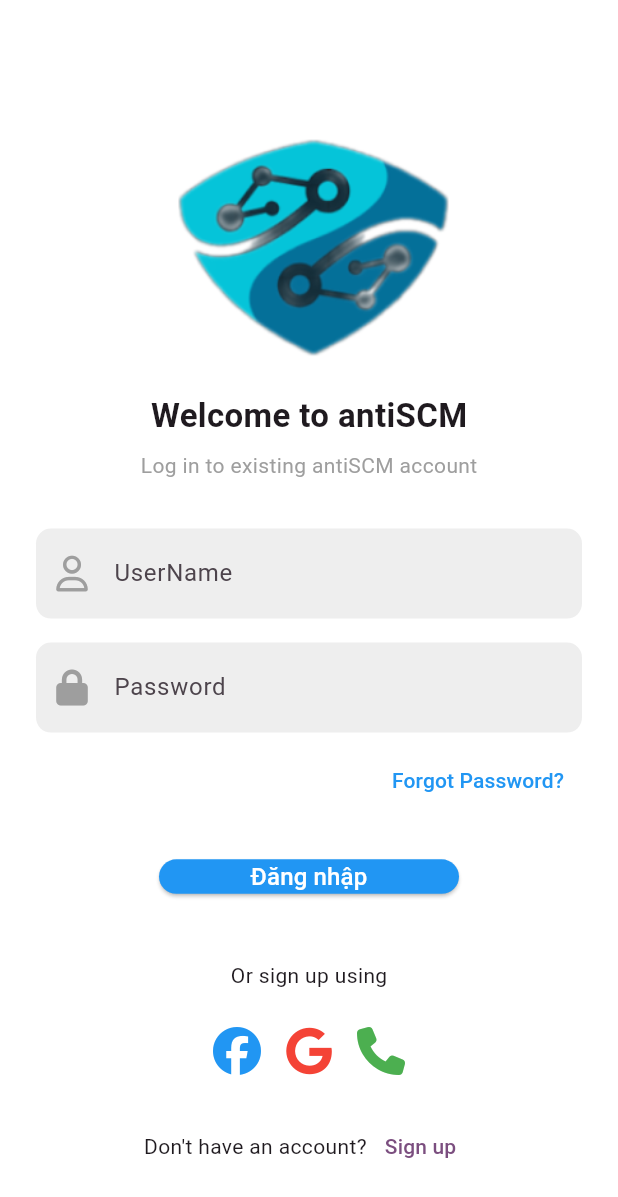
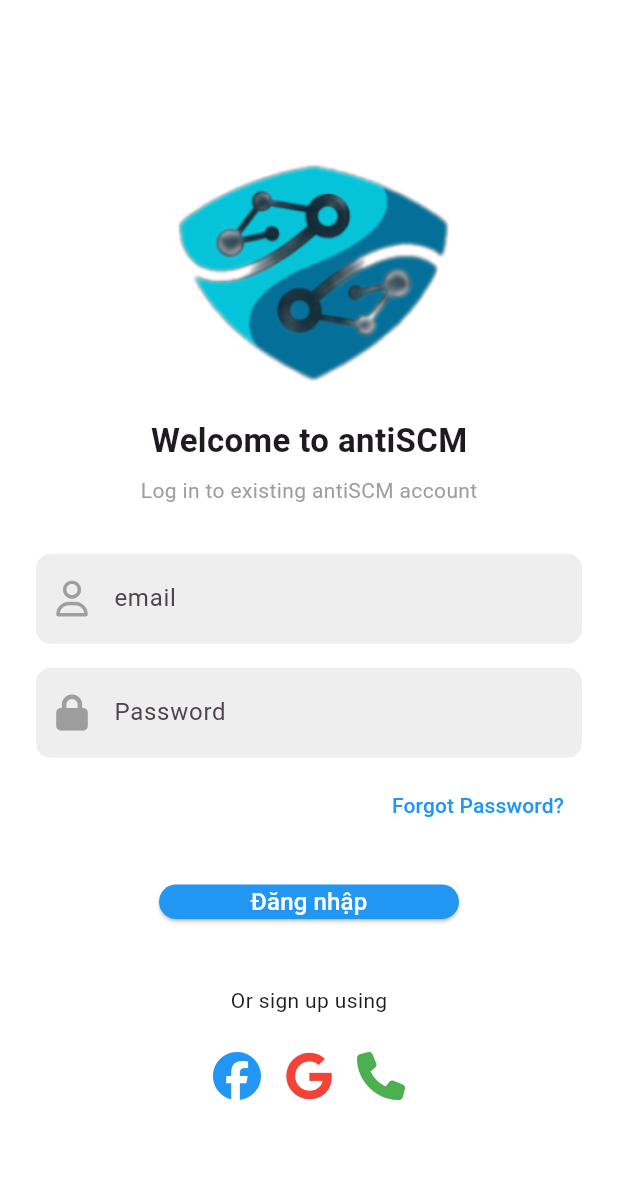
Before and after one commit to Bentanik/exe02_fe_mobile, a Flutter app: the Login screen opened directly, on a phone screen of 412 x 824 dp. Shown: the top 1197 px of the screen. Run offline on Flutter 3.47's test engine with Material 3 defaults, Android fonts, the phone set to English and light mode, and no system bars; our stand-ins replace dio, expandable, flutter_secure_storage, flutter_svg, fluttertoast, font_awesome_flutter; accounts and stored records are empty.

Commit message:
finished login

```diff
--- a/lib/Servers/api.dart
+++ b/lib/Servers/api.dart
@@ -44,7 +44,7 @@ class Api {
 
   Future<void>  refreshToken() async{
     final refreshToken = await _storage.read(key: 'refreshToken');
-    final response = await api.post('auth/refresh', data: {'refreshToken':refreshToken});
+    final response = await api.post('https://exewebapi-a5b8h2hrdhbderhv.southeastasia-01.azurewebsites.net//api/auth/v1/refresh-token', data: {'refreshToken':refreshToken});
     if(response.statusCode == 201){
       accessToken = response.data;
     }else{
--- /dev/null
+++ b/lib/Servers/auth/login_api.dart
@@ -0,0 +1,26 @@
+import 'package:dio/dio.dart';
+import 'package:exe02_fe_mobile/Servers/api.dart';
+
+class LoginApi {
+  final Api api;
+
+  LoginApi(this.api);
+
+  Future<Response<dynamic>> login({
+    required String email,
+    required String password,
+  }) async {
+    try {
+      final response = await api.api.post(
+        '/api/auth/v1/login',
+        data: {
+          "email": email,
+          "password": password,
+        },
+      );
+      return response;
+    } catch (error) {
+      rethrow;
+    }
+  }
+}
--- a/lib/common/widget/ErrorDialog.dart
+++ b/lib/common/widget/ErrorDialog.dart
@@ -13,7 +13,7 @@ class ErrorDialog extends StatelessWidget {
   @override
   Widget build(BuildContext context) {
     return AlertDialog(
-      title: const Text("Lỗi đăng ký"),
+      title: const Text("Đã xảy ra lỗi"),
       content: Text(message),
       actions: [
         TextButton(
--- a/lib/presentation/intro/pages/authen/login.dart
+++ b/lib/presentation/intro/pages/authen/login/login.dart
@@ -2,12 +2,33 @@ import 'package:exe02_fe_mobile/common/helpers/routes.dart';
 import 'package:exe02_fe_mobile/common/widget/button.dart';
 import 'package:exe02_fe_mobile/common/widget/input_field.dart';
 import 'package:exe02_fe_mobile/core/configs/assets/app_images.dart';
+import 'package:exe02_fe_mobile/presentation/intro/pages/authen/login/login_hook.dart';
 import 'package:exe02_fe_mobile/presentation/intro/pages/success.dart';
 import 'package:flutter/material.dart';
 import 'package:font_awesome_flutter/font_awesome_flutter.dart';
 
-class Login extends StatelessWidget {
+class Login extends StatefulWidget {
   const Login({Key? key}) : super(key: key);
+
+  @override
+  _LoginState createState() => _LoginState();
+}
+
+class _LoginState extends State<Login> {
+  final _emailController = TextEditingController();
+  final _passwordController = TextEditingController();
+  bool _isLoading = false;
+  late LoginController _loginController;
+
+  @override
+  void initState() {
+    super.initState();
+    _loginController = LoginController(
+      emailController: _emailController,
+      passwordController: _passwordController,
+      context: context,
+    );
+  }
 
   @override
   Widget build(BuildContext context) {
@@ -21,10 +42,8 @@ class Login extends StatelessWidget {
               child: Column(
                 crossAxisAlignment: CrossAxisAlignment.center,
                 children: [
-                  // Logo
                   const SizedBox(height: 32),
-                  Image.asset(AppImages.logo, width: 200,),
-                  //Title
+                  Image.asset(AppImages.logo, width: 200),
                   const SizedBox(height: 16),
                   const Text(
                     "Welcome to antiSCM",
@@ -39,19 +58,18 @@ class Login extends StatelessWidget {
                     style: TextStyle(fontSize: 14, color: Colors.grey),
                   ),
                   const SizedBox(height: 32),
-                  // Username field
                   InputField(
+                    controller: _emailController,
                     icon: FontAwesomeIcons.user,
-                    hintText: 'UserName',
+                    hintText: 'email',
                   ),
                   const SizedBox(height: 16),
-                  // Password field
                   InputField(
+                    controller: _passwordController,
                     icon: FontAwesomeIcons.lock,
                     hintText: 'Password',
                   ),
                   const SizedBox(height: 8),
-                  // Forgot password
                   Align(
                     alignment: Alignment.centerRight,
                     child: TextButton(
@@ -63,13 +81,18 @@ class Login extends StatelessWidget {
                     ),
                   ),
                   const SizedBox(height: 16),
-                  // Login button
-                  Button(
-                    onPressed: () => Routes.navigateToPage(context, Success()),
-                    text: 'Đăng nhập',
+                  Center(
+                    child: SizedBox(
+                      child: Button(
+                        text: _isLoading ? 'Đang đăng ký...' : 'Đăng nhập',
+                        onPressed: () => _loginController.login(
+                              () => setState(() => _isLoading = true),
+                              () => setState(() => _isLoading = false),
+                        ),
+                      ),
+                    ),
                   ),
                   const SizedBox(height: 32),
-                  // Social login
                   const Text("Or sign up using"),
                   const SizedBox(height: 16),
                   Row(
@@ -96,17 +119,6 @@ class Login extends StatelessWidget {
                     ],
                   ),
                   const SizedBox(height: 16),
-                  // Sign up
-                  Row(
-                    mainAxisAlignment: MainAxisAlignment.center,
-                    children: [
-                      const Text("Don't have an account?"),
-                      TextButton(
-                        onPressed: () {},
-                        child: const Text("Sign up"),
-                      ),
-                    ],
-                  ),
                 ],
               ),
             ),
--- a/lib/presentation/intro/pages/authen/recover_password.dart
+++ b/lib/presentation/intro/pages/authen/recover_password.dart
@@ -1,6 +1,6 @@
 import 'package:exe02_fe_mobile/common/helpers/routes.dart';
 import 'package:exe02_fe_mobile/common/widget/button.dart';
-import 'package:exe02_fe_mobile/presentation/intro/pages/authen/login.dart';
+import 'package:exe02_fe_mobile/presentation/intro/pages/authen/login/login.dart';
 import 'package:flutter/material.dart';
 import 'package:expandable/expandable.dart';
 
--- a/lib/presentation/intro/pages/get_started.dart
+++ b/lib/presentation/intro/pages/get_started.dart
@@ -4,6 +4,7 @@ import 'package:exe02_fe_mobile/common/widget/notification_card.dart';
 import 'package:exe02_fe_mobile/common/widget/profile_button.dart';
 import 'package:exe02_fe_mobile/common/widget/search_course_card.dart';
 import 'package:exe02_fe_mobile/core/configs/assets/app_images.dart';
+import 'package:exe02_fe_mobile/presentation/intro/pages/authen/login/login.dart';
 import 'package:exe02_fe_mobile/presentation/intro/pages/authen/recover_password.dart';
 import 'package:exe02_fe_mobile/presentation/intro/pages/authen/register/register.dart';
 import 'package:exe02_fe_mobile/presentation/intro/pages/blog_awareness_detail.dart';
@@ -25,7 +26,7 @@ class GetStartedPage extends StatelessWidget {
                 child: ListView(
               children: [
                 ProfileButton(
-                  onTap: () => Routes.navigateToPage(context, Register()),
+                  onTap: () => Routes.navigateToPage(context, Login()),
                   leading: const Icon(FontAwesomeIcons.user,
                       size: 20, color: Colors.black),
                   title: const Text('Personal Information'),
--- a/lib/presentation/intro/pages/security.dart
+++ b/lib/presentation/intro/pages/security.dart
@@ -1,7 +1,7 @@
 import 'package:exe02_fe_mobile/common/helpers/routes.dart';
 import 'package:exe02_fe_mobile/common/widget/button.dart';
 import 'package:exe02_fe_mobile/common/widget/security_card.dart';
-import 'package:exe02_fe_mobile/presentation/intro/pages/authen/login.dart';
+import 'package:exe02_fe_mobile/presentation/intro/pages/authen/login/login.dart';
 import 'package:exe02_fe_mobile/presentation/intro/pages/success.dart';
 import 'package:flutter/material.dart';
 
--- a/pubspec.yaml
+++ b/pubspec.yaml
@@ -33,6 +33,7 @@ dependencies:
   font_awesome_flutter: ^10.5.0
   expandable: ^5.0.1
   cupertino_icons: ^1.0.8
+  fluttertoast: ^8.2.11
   http: ^1.3.0
   dio: ^5.8.0+1
   flutter_secure_storage: ^9.2.4
```
Also changed, not shown: lib/Servers/ApiResponse/api_exception.dart (added, +14 -0 lines), lib/presentation/intro/pages/authen/login/login_hook.dart (added, +80 -0 lines), pubspec.lock.
